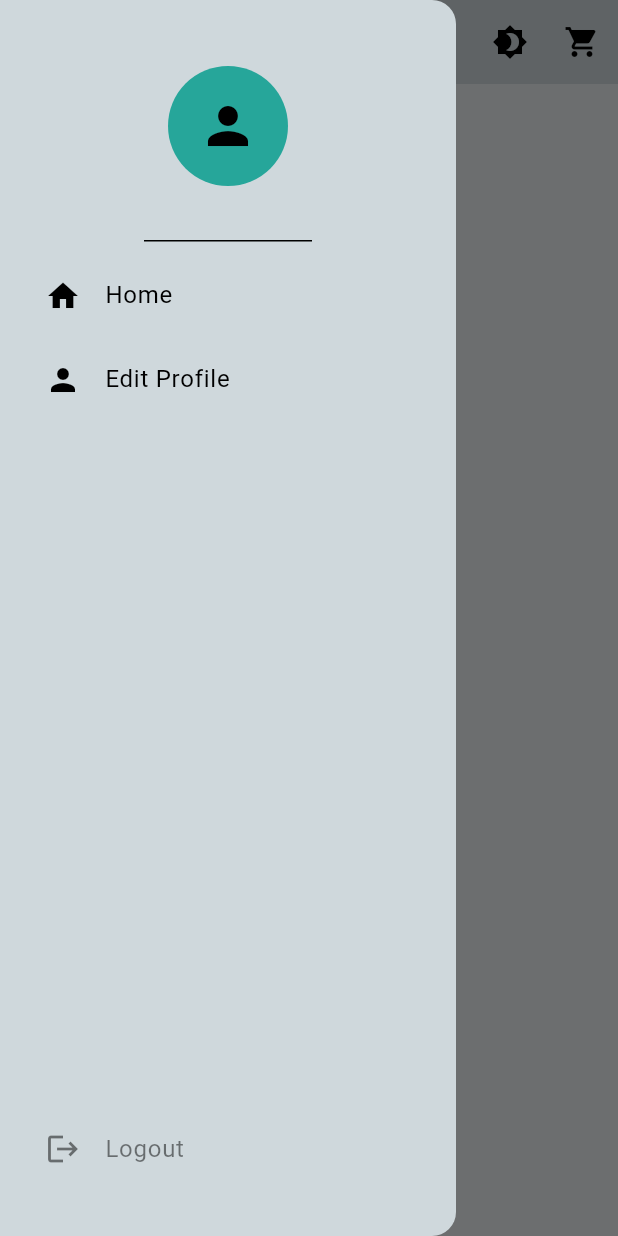
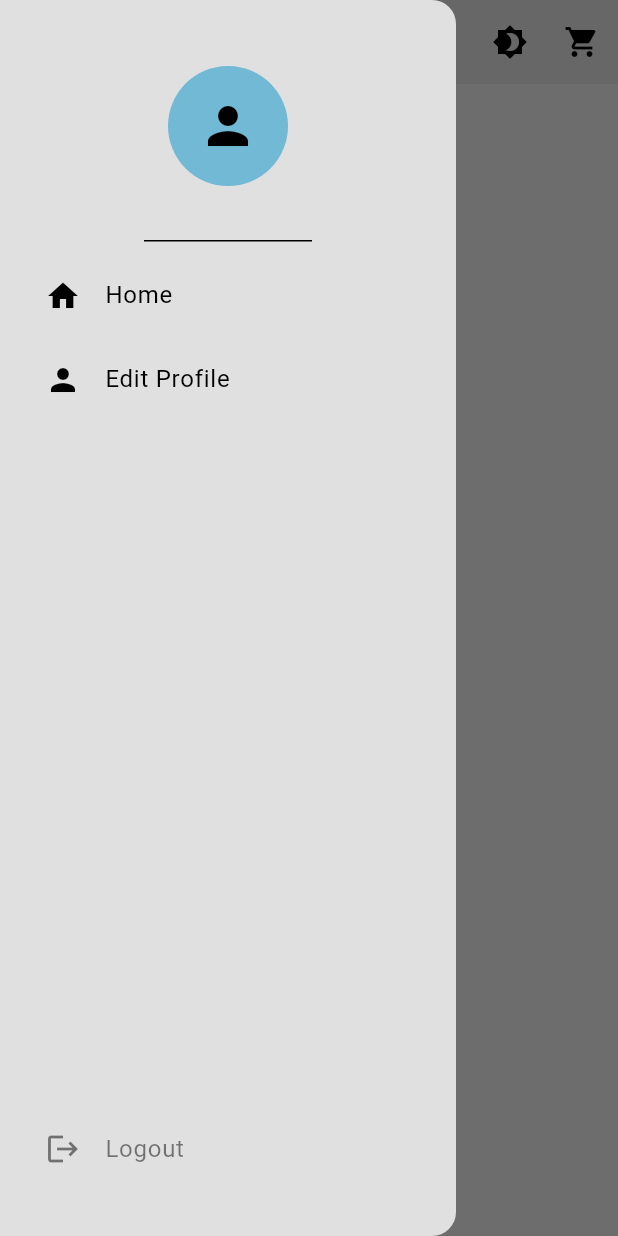
Before and after one commit to mahima-manik/flutter-starter-kit, a Flutter app: the screen it shows once a user with an empty profile is signed in, with the side drawer open, on a phone screen of 412 x 824 dp. Run offline on Flutter 3.47's test engine with Material 3 defaults, Android fonts, the phone set to English and light mode, and no system bars; our stand-ins replace cloud_firestore, firebase_auth, firebase_core, firebase_storage, flutter_dotenv, google_sign_in and 1 more; missing offline and left inert: flutter_stripe; accounts and stored records are empty.

Commit message:
Make themes more generic and increase social button width

```diff
--- a/lib/src/components/social_login.dart
+++ b/lib/src/components/social_login.dart
@@ -16,6 +16,8 @@ class SocialLoginButton extends StatelessWidget {
   Widget build(BuildContext context) {
     return GestureDetector(
       onTap: onTap,
+      child: Padding(
+        padding: const EdgeInsets.all(25.0),
         child: Container(
           padding: const EdgeInsets.all(10),
           decoration: BoxDecoration(
@@ -23,7 +25,7 @@ class SocialLoginButton extends StatelessWidget {
             color: Theme.of(context).colorScheme.surface,
           ),
           child: SizedBox(
-          width: MediaQuery.of(context).size.width * 0.5,
+            width: double.infinity,
             child: Row(
               mainAxisAlignment: MainAxisAlignment.center,
               children: [
@@ -44,6 +46,7 @@ class SocialLoginButton extends StatelessWidget {
             ),
           ),
         ),
+      ),
     );
   }
 }
--- a/lib/src/theme/theme.dart
+++ b/lib/src/theme/theme.dart
@@ -2,22 +2,19 @@ import 'package:flutter/material.dart';
 
 ThemeData lightMode = ThemeData(
   brightness: Brightness.light,
-  scaffoldBackgroundColor:
-      Colors.blueGrey.shade50, // Very light blue-grey for background
-  primarySwatch: Colors.blueGrey,
-  primaryColor:
-      Colors.blueGrey.shade600, // Darker blue-grey for primary elements
-  highlightColor: Colors.blueGrey.shade200, // Light blue-grey for highlights
+  scaffoldBackgroundColor: Colors.grey.shade200, // Light grey background
+  primarySwatch: Colors.grey,
+  primaryColor: Colors.grey.shade600, // Darker grey for primary elements
+  highlightColor: Color(0xFFD471D4), // Pink highlight color
   elevatedButtonTheme: ElevatedButtonThemeData(
     style: ButtonStyle(
       backgroundColor:
-          WidgetStateProperty.resolveWith((_) => Colors.blueGrey.shade200),
+          WidgetStateProperty.resolveWith((_) => Colors.grey.shade300),
       foregroundColor: WidgetStateProperty.resolveWith((_) => Colors.black),
     ),
   ),
   appBarTheme: AppBarTheme(
-    backgroundColor:
-        Colors.blueGrey.shade100, // Light blue-grey for the app bar
+    backgroundColor: Colors.grey.shade300, // Light grey for the app bar
   ),
   textTheme: const TextTheme(
     bodyLarge: TextStyle(color: Colors.black),
@@ -31,9 +28,9 @@ ThemeData lightMode = ThemeData(
     headlineSmall: TextStyle(color: Colors.black),
   ),
   colorScheme: ColorScheme.light(
-    surface: Colors.blueGrey.shade100, // Light blue-grey for surfaces
-    primary: Colors.blueGrey.shade600, // Darker blue-grey for primary
-    secondary: Colors.teal.shade400, // Teal for secondary to add a pop of color
+    surface: Colors.grey.shade300, // Light grey for surfaces
+    primary: Colors.grey.shade600, // Darker grey for primary
+    secondary: Color(0xFF71B9D4), // Blue for secondary
     onSurface: Colors.black,
     onPrimary: Colors.white, // White on primary for better readability
     onSecondary: Colors.black,
@@ -43,20 +40,17 @@ ThemeData lightMode = ThemeData(
 
 ThemeData darkMode = ThemeData(
   brightness: Brightness.dark,
-  scaffoldBackgroundColor:
-      Colors.black, // Pure black for the background to enhance contrast
-  primarySwatch: Colors.blueGrey,
-  primaryColor: Colors.blueGrey.shade800, // Dark blue-grey for primary elements
-  highlightColor:
-      Colors.blueGrey.shade700, // Slightly lighter blue-grey for highlights
+  scaffoldBackgroundColor: Colors.grey.shade900, // Dark grey background
+  primarySwatch: Colors.grey,
+  primaryColor: Colors.grey.shade800, // Darker grey for primary elements
+  highlightColor: Color(0xFFD471D4), // Pink highlight color
   appBarTheme: AppBarTheme(
-    backgroundColor:
-        Colors.blueGrey.shade900, // Darker blue-grey for the app bar
+    backgroundColor: Colors.grey.shade800, // Dark grey for the app bar
   ),
   elevatedButtonTheme: ElevatedButtonThemeData(
     style: ButtonStyle(
       backgroundColor:
-          WidgetStateProperty.resolveWith((_) => Colors.blueGrey.shade800),
+          WidgetStateProperty.resolveWith((_) => Colors.grey.shade800),
       foregroundColor: WidgetStateProperty.resolveWith((_) => Colors.white),
     ),
   ),
@@ -64,19 +58,18 @@ ThemeData darkMode = ThemeData(
     bodyLarge: TextStyle(color: Colors.white),
     bodyMedium: TextStyle(
         color: Colors.white70), // Slightly muted white for medium text
-    bodySmall: TextStyle(
-        color: Colors.white60), // Even more muted white for small text
+    bodySmall:
+        TextStyle(color: Colors.white60), // More muted white for small text
     headlineLarge: TextStyle(color: Colors.white),
     headlineMedium: TextStyle(color: Colors.white),
     headlineSmall: TextStyle(color: Colors.white),
   ),
   colorScheme: ColorScheme.dark(
-    surface:
-        Colors.blueGrey.shade800, // Dark surface to match the primary color
-    primary: Colors.blueGrey.shade800, // Dark primary for a cohesive look
-    secondary: Colors.teal.shade600, // Teal for secondary to add a pop of color
+    surface: Colors.grey.shade800, // Dark grey for surfaces
+    primary: Colors.grey.shade800, // Darker grey for primary
+    secondary: Color(0xFF34C6D6), // Blue for secondary
     onSurface: Colors.white,
     onPrimary: Colors.white, // White on primary for better readability
-    onSecondary: Colors.black, // Black on secondary to ensure readability
+    onSecondary: Colors.black,
   ),
 );
```
Lines whose indentation alone changed are shown as unchanged.
